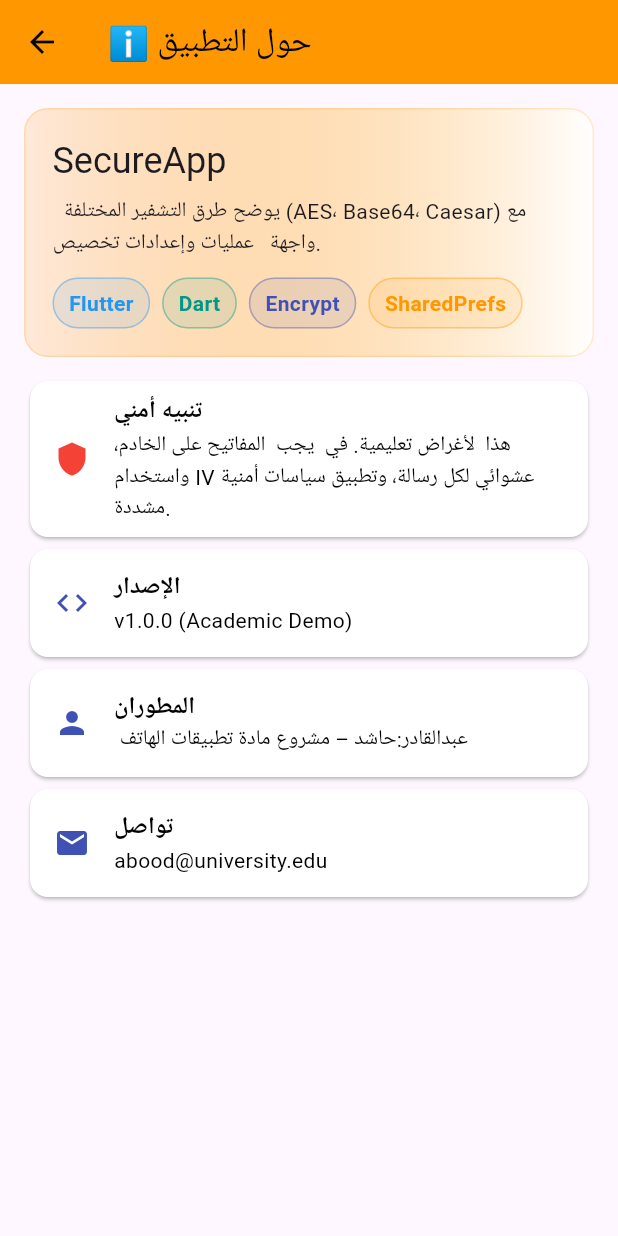
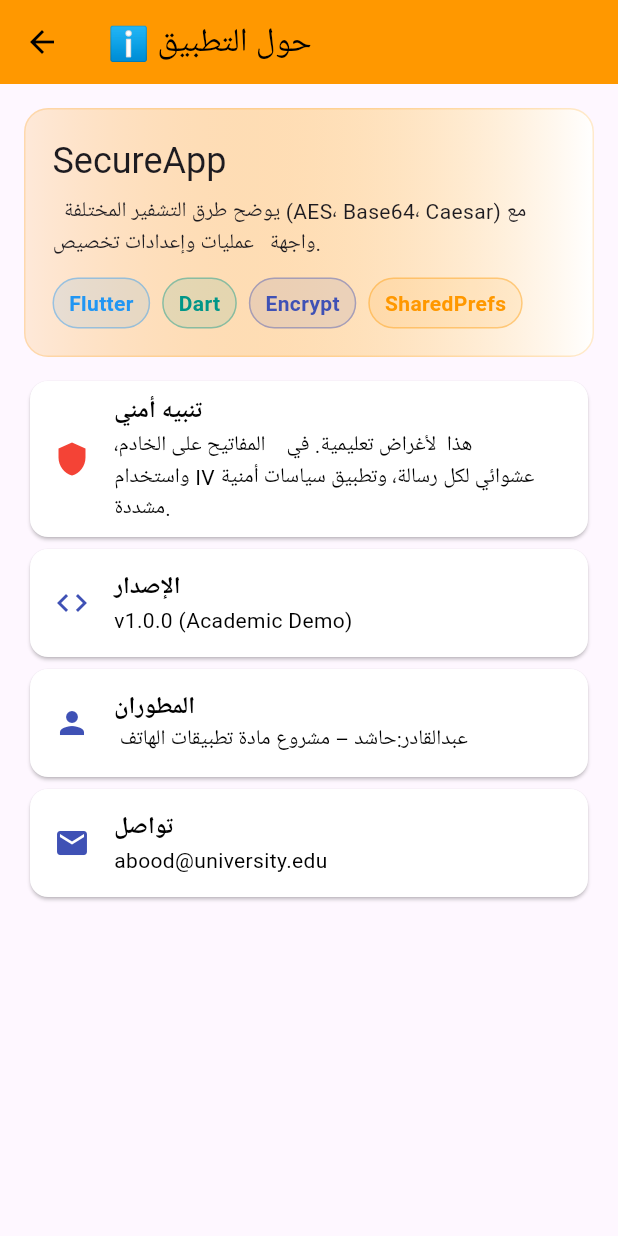
Before and after one commit to hashedalmaswi/my-project, a Flutter app: the AboutPage screen opened directly, on a phone screen of 412 x 824 dp. Run offline on Flutter 3.47's test engine with Material 3 defaults, Android fonts, the phone set to English and light mode, and no system bars; our stand-ins replace shared_preferences; missing offline and left inert: encrypt; accounts and stored records are empty.

```diff
--- a/lib/about_page.dart
+++ b/lib/about_page.dart
@@ -69,7 +69,7 @@ class AboutPage extends StatelessWidget {
           ),
           const SizedBox(height: 12),
           _tile(Icons.shield, 'تنبيه أمني',
-              'هذا  لأغراض تعليمية. في  يجب  المفاتيح على الخادم، واستخدام IV عشوائي لكل رسالة، وتطبيق سياسات أمنية مشددة.',
+              'هذا  لأغراض تعليمية. في    المفاتيح على الخادم، واستخدام IV عشوائي لكل رسالة، وتطبيق سياسات أمنية مشددة.',
               color: Colors.red),
           _tile(Icons.code, 'الإصدار', 'v1.0.0 (Academic Demo)'),
           _tile(Icons.person, 'المطوران', ' عبدالقادر:حاشد – مشروع مادة تطبيقات الهاتف'),
```
